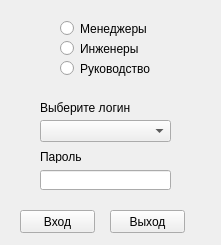
This is solutions/login_v2.ui in petro-ew/test1 as Qt 5 draws it before an edit. The edited form follows.
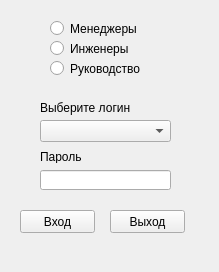
This is the edited form.

Commit message: check box ту не получается

The edit to the form file:
```diff
--- a/solutions/login_v2.ui
+++ b/solutions/login_v2.ui
@@ -6,8 +6,8 @@
    <rect>
     <x>0</x>
     <y>0</y>
-    <width>221</width>
-    <height>245</height>
+    <width>219</width>
+    <height>272</height>
    </rect>
   </property>
   <property name="windowTitle">
@@ -39,7 +39,7 @@
   <widget class="QRadioButton" name="radioButton">
    <property name="geometry">
     <rect>
-     <x>60</x>
+     <x>50</x>
      <y>20</y>
      <width>111</width>
      <height>17</height>
@@ -52,7 +52,7 @@
   <widget class="QRadioButton" name="radioButton_2">
    <property name="geometry">
     <rect>
-     <x>60</x>
+     <x>50</x>
      <y>40</y>
      <width>111</width>
      <height>17</height>
@@ -65,7 +65,7 @@
   <widget class="QRadioButton" name="radioButton_3">
    <property name="geometry">
     <rect>
-     <x>60</x>
+     <x>50</x>
      <y>60</y>
      <width>111</width>
      <height>17</height>
```
Left out of the diff: 12 changed lines with no effect on the pictures. The commit also changes 1 other file.
